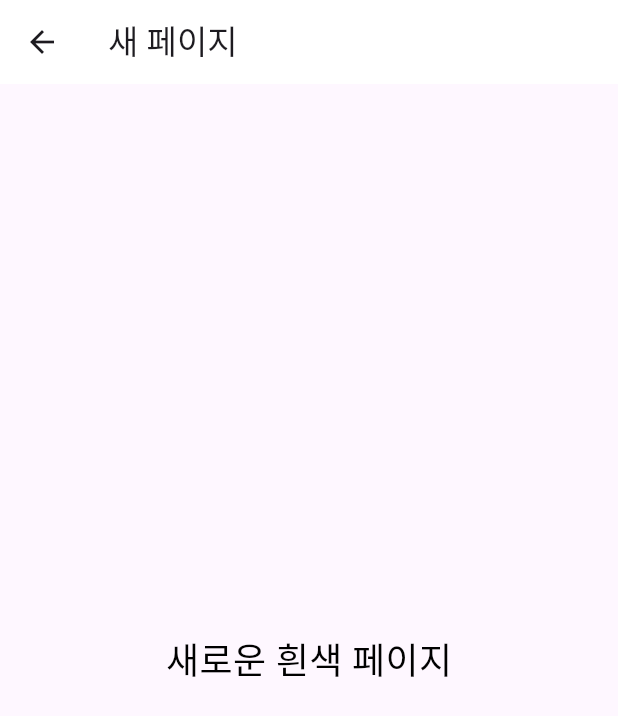
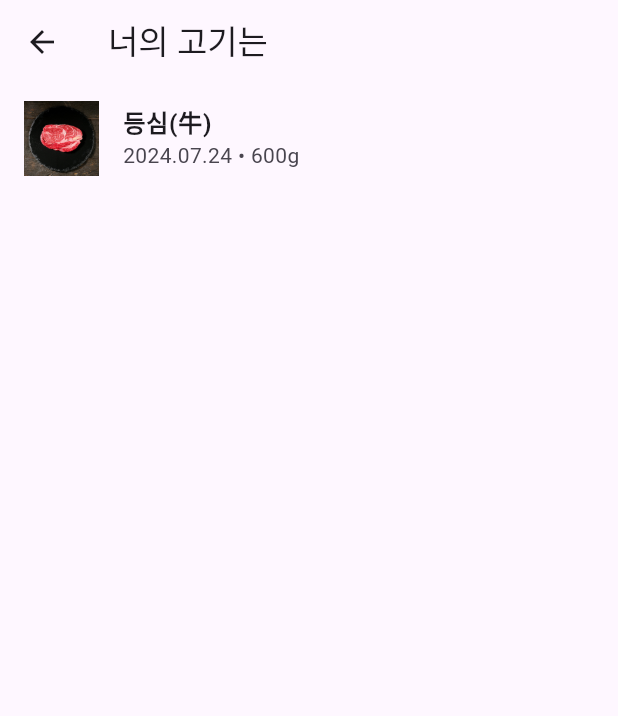
Before and after one commit to 20204-EmbeddedContest/MeatQualifier_FE, a Flutter app: the AddPage screen opened directly, on a phone screen of 412 x 824 dp. Shown: the top 716 px of the screen. Run offline on Flutter 3.47's test engine with Material 3 defaults, Android fonts, the light colour scheme and no system bars; our stand-ins replace fl_chart, flutter_bluetooth_serial, permission_handler.

Commit message:
1. 더보기 페이지 addpage.dart 수정 2. 상세 페이지 detailpage.dart 추가 3. pubspec.yaml 수정

```diff
--- a/lib/addpage.dart
+++ b/lib/addpage.dart
@@ -1,19 +1,57 @@
 import 'package:flutter/material.dart';
+import 'detailpage.dart';  // 추가된 detailpage.dart 파일을 임포트
 
 class AddPage extends StatelessWidget {
+  final List<Map<String, dynamic>> items = [
+    {
+      'name': '등심(牛)',
+      'date': '2024.07.24',
+      'weight': '600g',
+      'imagePath': 'assets/images/sirloin.jpeg',
+      'origin': '국내산',
+      'storageMethod': '냉동',
+      'freshnessData': [100, 89, 73],
+    },
+    // 추가 항목도 같은 형식으로 작성할 수 있습니다.
+  ];
+
   @override
   Widget build(BuildContext context) {
     return Scaffold(
       appBar: AppBar(
-        title: Text('새 페이지'),
-        backgroundColor: Colors.white,
-        elevation: 0,
+        title: Text('너의 고기는'),
       ),
-      body: Center(
-        child: Text(
-          '새로운 흰색 페이지',
-          style: TextStyle(fontSize: 24, color: Colors.black),
-        ),
+      body: ListView.builder(
+        itemCount: items.length,
+        itemBuilder: (context, index) {
+          return ListTile(
+            leading: Image.asset(
+              items[index]['imagePath'],
+              width: 50,
+              height: 50,
+              fit: BoxFit.cover,
+            ),
+            title: Text(
+              items[index]['name'],
+              style: TextStyle(fontWeight: FontWeight.bold),
+            ),
+            subtitle: Text('${items[index]['date']} • ${items[index]['weight']}'),
+            onTap: () {
+              Navigator.of(context).push(
+                MaterialPageRoute(
+                  builder: (context) => DetailPage(
+                    imagePath: items[index]['imagePath'],
+                    name: items[index]['name'],
+                    origin: items[index]['origin'],
+                    purchaseDate: items[index]['date'],
+                    storageMethod: items[index]['storageMethod'],
+                    freshnessData: List<int>.from(items[index]['freshnessData']),
+                  ),
+                ),
+              );
+            },
+          );
+        },
       ),
     );
   }
--- a/pubspec.yaml
+++ b/pubspec.yaml
@@ -33,6 +33,7 @@ dependencies:
   permission_handler: ^10.2.0
   flutter_bluetooth_serial: ^0.4.0
   scoped_model: ^2.0.0
+  fl_chart: ^0.68.0
 
 
   # The following adds the Cupertino Icons font to your application.
```
Also changed, not shown: lib/detailpage.dart (added, +199 -0 lines), pubspec.lock.
